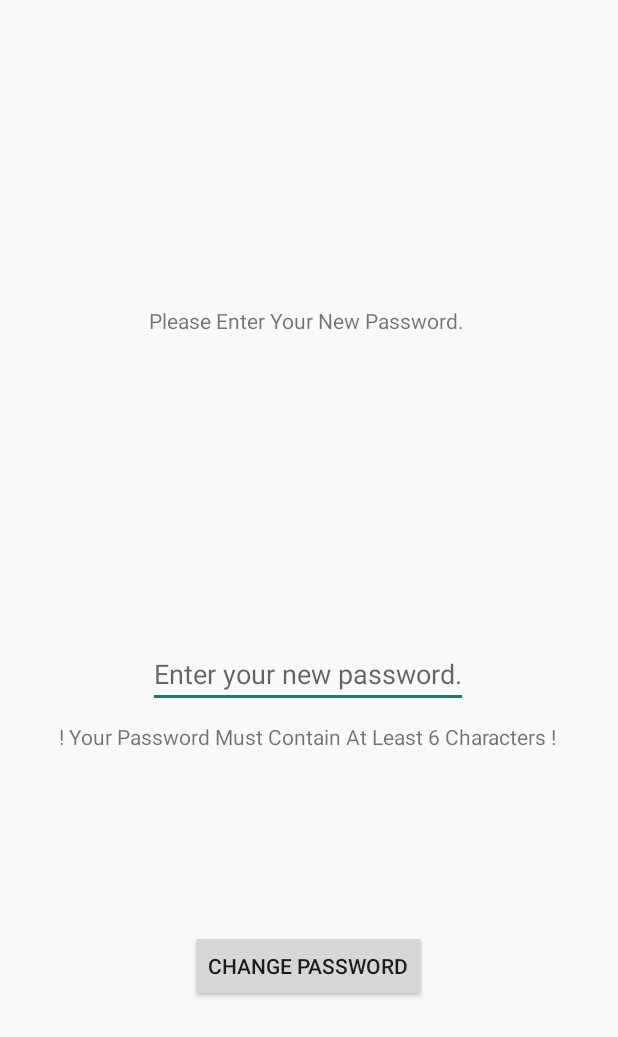
After one commit to mert-tatli/Intercity-Bus-Ticket-Reserving-And-Selling-App, an Android app: the PasswordChangeActivity screen opened directly, with no data from a screen before it, on a phone screen of 412 x 824 dp. The commit adds this screen. Shown: the top 1037 px of the screen. Run offline under Robolectric (Android 15) with nearby library versions, the phone set to English and light mode, and no system bars; our stand-ins replace Firebase (no records; nobody signed in at launch, a user with empty details on screens opened directly).

Commit message:
Şifremi Unuttum ve şifre değiştirme işlemleri yapıldı.

```diff
--- a/app/src/main/java/com/example/intercitybusticketapp/MainActivity.java
+++ b/app/src/main/java/com/example/intercitybusticketapp/MainActivity.java
@@ -97,6 +97,12 @@ public class MainActivity extends AppCompatActivity {
             logintext.setVisibility(View.VISIBLE);
             signup.setVisibility(View.VISIBLE);
 
+        }
+
+        if(User!=null){
+            System.out.println(User.getDisplayName() +" nameeeeeeee");
+            System.out.println(User.getEmail());
+            System.out.println(User.getUid());
         }
 
         userAccount.setOnClickListener(new View.OnClickListener() {
--- /dev/null
+++ b/app/src/main/java/com/example/intercitybusticketapp/PasswordChangeActivity.java
@@ -0,0 +1,46 @@
+package com.example.intercitybusticketapp;
+
+import android.content.Intent;
+import android.os.Bundle;
+import android.view.View;
+import android.widget.Button;
+import android.widget.EditText;
+import android.widget.Toast;
+import androidx.annotation.NonNull;
+import androidx.appcompat.app.AppCompatActivity;
+import com.google.android.gms.tasks.OnCompleteListener;
+import com.google.android.gms.tasks.Task;
+import com.google.firebase.auth.FirebaseAuth;
+
+public class PasswordChangeActivity extends AppCompatActivity {
+    private EditText newPass;
+    private FirebaseAuth mAuth;
+    private Button changeMyPass;
+    @Override
+    protected void onCreate(Bundle savedInstanceState) {
+        super.onCreate(savedInstanceState);
+        setContentView(R.layout.activity_password_change);
+        newPass = findViewById(R.id.editTextNewPass);
+        changeMyPass = findViewById(R.id.passwordChangeButton);
+        mAuth = FirebaseAuth.getInstance();
+        changeMyPass.setOnClickListener(new View.OnClickListener() {
+            @Override
+            public void onClick(View v) {
+                String newPassword = newPass.getText().toString();
+                mAuth.getCurrentUser().updatePassword(newPassword).addOnCompleteListener(new OnCompleteListener<Void>() {
+                    @Override
+                    public void onComplete(@NonNull Task<Void> task) {
+                        if (task.isSuccessful()) {
+                            Toast.makeText(PasswordChangeActivity.this, "Your password has been changed successfully.", Toast.LENGTH_LONG).show();
+                            Intent intent = new Intent(PasswordChangeActivity.this, UserAccountActivity.class);
+                            startActivity(intent);
+                        }
+                        else{
+                            Toast.makeText(PasswordChangeActivity.this, "Invalid password Type!!", Toast.LENGTH_LONG).show();
+                        }
+                    }
+                });
+            }
+        });
+    }
+}
--- a/app/src/main/java/com/example/intercitybusticketapp/RegisterActivity.java
+++ b/app/src/main/java/com/example/intercitybusticketapp/RegisterActivity.java
@@ -19,6 +19,7 @@ import com.google.android.gms.tasks.OnCompleteListener;
 import com.google.android.gms.tasks.Task;
 import com.google.firebase.auth.AuthResult;
 import com.google.firebase.auth.FirebaseAuth;
+import com.google.firebase.auth.PhoneAuthCredential;
 import com.google.firebase.database.DatabaseReference;
 import com.google.firebase.database.FirebaseDatabase;
 
--- /dev/null
+++ b/app/src/main/res/layout/activity_password_change.xml
@@ -0,0 +1,55 @@
+<?xml version="1.0" encoding="utf-8"?>
+<androidx.constraintlayout.widget.ConstraintLayout
+    xmlns:android="http://schemas.android.com/apk/res/android"
+    xmlns:app="http://schemas.android.com/apk/res-auto"
+    xmlns:tools="http://schemas.android.com/tools"
+    android:layout_width="match_parent"
+    android:layout_height="match_parent">
+
+    <Button
+        android:id="@+id/passwordChangeButton"
+        android:layout_width="wrap_content"
+        android:layout_height="wrap_content"
+        android:layout_marginBottom="156dp"
+        android:onClick="changeMyPassword"
+        android:text="change Password"
+        app:layout_constraintBottom_toBottomOf="parent"
+        app:layout_constraintEnd_toEndOf="parent"
+        app:layout_constraintHorizontal_bias="0.498"
+        app:layout_constraintStart_toStartOf="parent" />
+
+    <EditText
+        android:id="@+id/editTextNewPass"
+        android:layout_width="wrap_content"
+        android:layout_height="wrap_content"
+        android:layout_marginBottom="148dp"
+        android:ems="10"
+        android:hint="Enter your new password."
+        android:inputType="textPassword"
+        app:layout_constraintBottom_toTopOf="@+id/passwordChangeButton"
+        app:layout_constraintEnd_toEndOf="parent"
+        app:layout_constraintHorizontal_bias="0.497"
+        app:layout_constraintStart_toStartOf="parent" />
+
+    <TextView
+        android:id="@+id/textVieww"
+        android:layout_width="wrap_content"
+        android:layout_height="wrap_content"
+        android:text="Please Enter Your New Password. "
+        app:layout_constraintBottom_toTopOf="@+id/editTextNewPass"
+        app:layout_constraintEnd_toEndOf="parent"
+        app:layout_constraintStart_toStartOf="parent"
+        app:layout_constraintTop_toTopOf="parent" />
+
+    <TextView
+        android:id="@+id/textView8"
+        android:layout_width="wrap_content"
+        android:layout_height="wrap_content"
+        android:text="! Your Password Must Contain At Least 6 Characters !"
+        app:layout_constraintBottom_toTopOf="@+id/passwordChangeButton"
+        app:layout_constraintEnd_toEndOf="parent"
+        app:layout_constraintHorizontal_bias="0.493"
+        app:layout_constraintStart_toStartOf="parent"
+        app:layout_constraintTop_toBottomOf="@+id/editTextNewPass"
+        app:layout_constraintVertical_bias="0.075" />
+</androidx.constraintlayout.widget.ConstraintLayout>
```
Also changed, not shown: app/src/main/AndroidManifest.xml (+16 -15 lines), app/src/main/java/com/example/intercitybusticketapp/AddTripActivity.java (+26 -1 lines), app/src/main/java/com/example/intercitybusticketapp/ForgetMyPasswordActivity.java (added, +52 -0 lines), app/src/main/java/com/example/intercitybusticketapp/LoginActivity.java (+22 -0 lines), app/src/main/java/com/example/intercitybusticketapp/UserAccountActivity.java (+9 -0 lines), app/src/main/res/layout/activity_forget_my_password.xml (added, +43 -0 lines), app/src/main/res/layout/activity_login.xml (+12 -0 lines), app/src/main/res/layout/activity_register.xml (+8 -8 lines), app/src/main/res/layout/activity_user_account.xml (+12 -0 lines).
